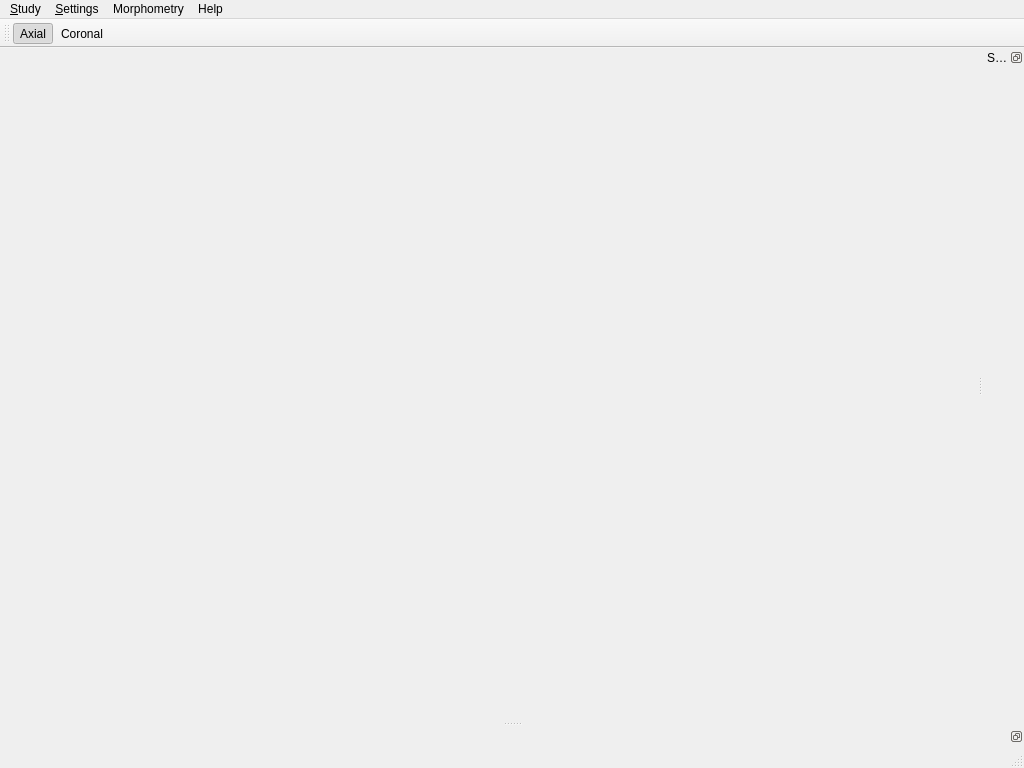
Above: morphologist/gui/ui/main_window.ui from brainvisa/morphologist before the change. Below: the same form after it.
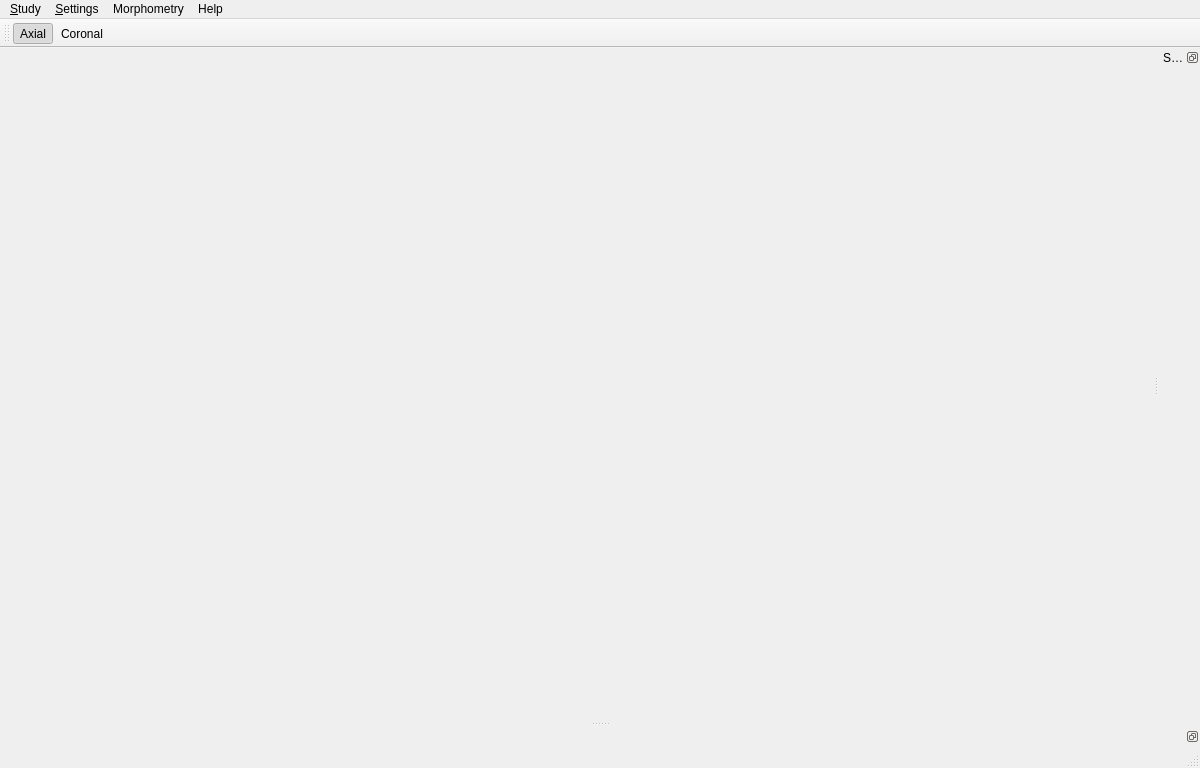
That is the form after the change. Icons and pictures are not drawn.

Patch:
```diff
--- a/morphologist/gui/ui/main_window.ui
+++ b/morphologist/gui/ui/main_window.ui
@@ -9,7 +9,7 @@
    <rect>
     <x>0</x>
     <y>0</y>
-    <width>1024</width>
+    <width>1200</width>
     <height>768</height>
    </rect>
   </property>
@@ -32,8 +32,8 @@
     <rect>
      <x>0</x>
      <y>0</y>
-     <width>1024</width>
-     <height>35</height>
+     <width>1200</width>
+     <height>20</height>
     </rect>
    </property>
    <widget class="QMenu" name="menuFile">
```
